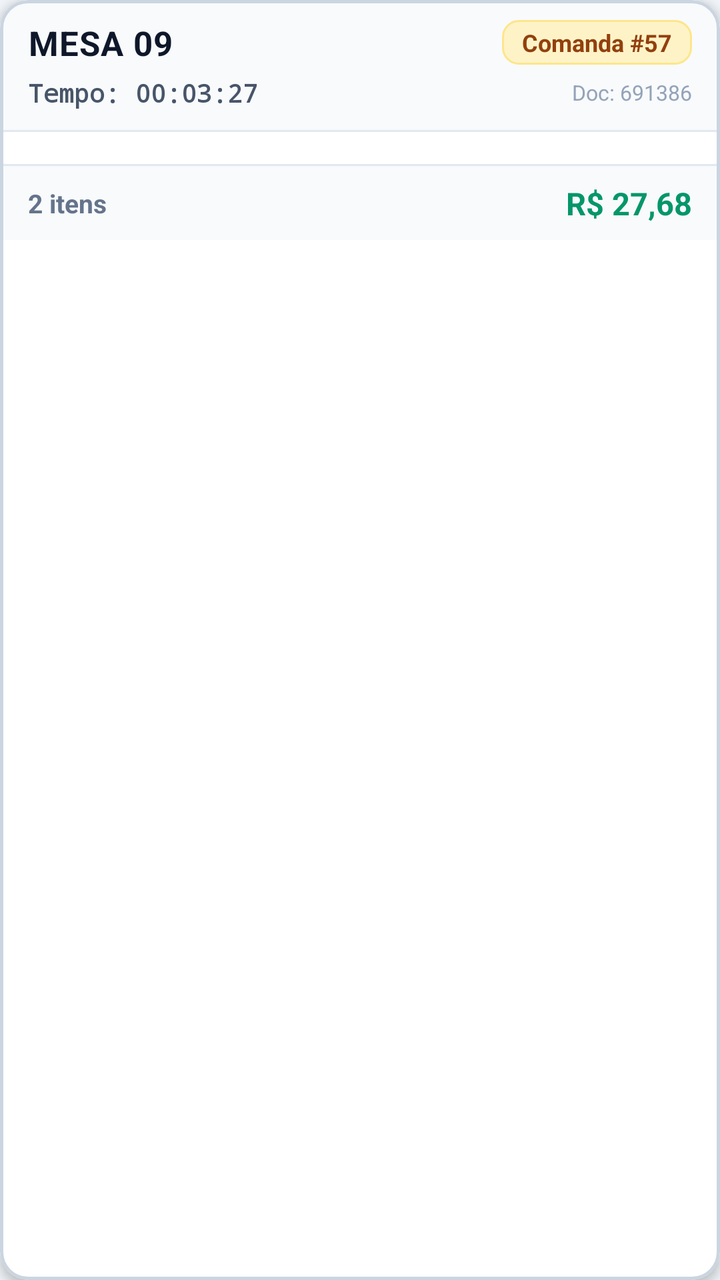
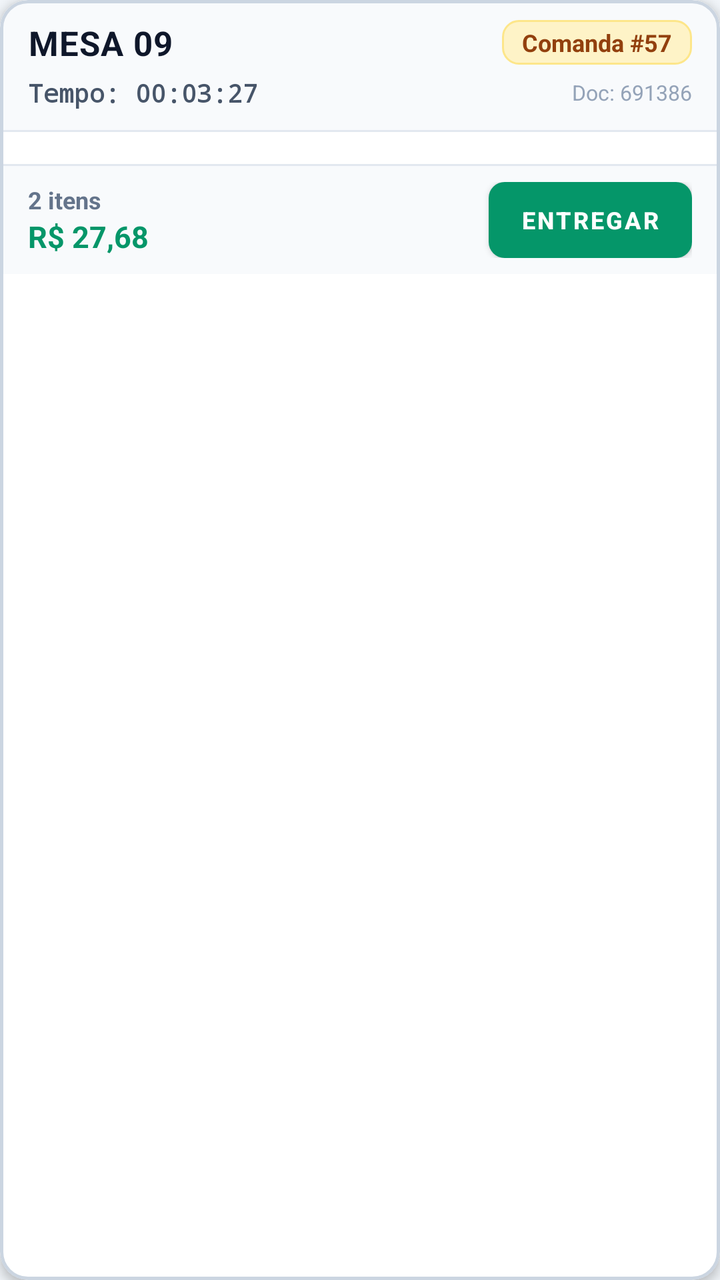

The first picture is an Android layout as it rendered before a commit; the second is the same layout after the commit. The layout source and the unified diff follow.
<!-- AndroidManifest.xml: application theme Theme.AppMesas -->
<!-- res/layout/item_comanda_monitorada.xml -->
<?xml version="1.0" encoding="utf-8"?>
<com.google.android.material.card.MaterialCardView xmlns:android="http://schemas.android.com/apk/res/android"
    xmlns:app="http://schemas.android.com/apk/res-auto"
    android:id="@+id/cardComandaMonitorada"
    android:layout_width="match_parent"
    android:layout_height="wrap_content"
    android:layout_marginStart="8dp"
    android:layout_marginEnd="8dp"
    android:layout_marginTop="6dp"
    android:layout_marginBottom="6dp"
    app:cardCornerRadius="14dp"
    app:cardElevation="3dp"
    app:strokeWidth="1.5dp"
    app:strokeColor="#CBD5E1"
    app:cardBackgroundColor="#FFFFFF">

    <LinearLayout
        android:layout_width="match_parent"
        android:layout_height="wrap_content"
        android:orientation="vertical">

        
        <LinearLayout
            android:layout_width="match_parent"
            android:layout_height="wrap_content"
            android:orientation="vertical"
            android:background="#F8FAFC"
            android:paddingStart="14dp"
            android:paddingEnd="14dp"
            android:paddingTop="10dp"
            android:paddingBottom="10dp">

            
            <LinearLayout
                android:layout_width="match_parent"
                android:layout_height="wrap_content"
                android:orientation="horizontal"
                android:gravity="center_vertical">

                <TextView
                    android:id="@+id/tvCardMesaNumero"
                    android:layout_width="0dp"
                    android:layout_height="wrap_content"
                    android:layout_weight="1"
                    android:text="MESA 09"
                    android:textColor="#0F172A"
                    android:textSize="17sp"
                    android:textStyle="bold"
                    android:letterSpacing="0.02" />

                <TextView
                    android:id="@+id/tvCardComandaBadge"
                    android:layout_width="wrap_content"
                    android:layout_height="wrap_content"
                    android:background="@drawable/bg_pill_comanda"
                    android:paddingStart="10dp"
                    android:paddingEnd="10dp"
                    android:paddingTop="3dp"
                    android:paddingBottom="3dp"
                    android:text="Comanda #57"
                    android:textColor="#92400E"
                    android:textSize="12sp"
                    android:textStyle="bold" />
            </LinearLayout>

            
            <LinearLayout
                android:layout_width="match_parent"
                android:layout_height="wrap_content"
                android:orientation="horizontal"
                android:gravity="center_vertical"
                android:layout_marginTop="5dp">

                <TextView
                    android:id="@+id/tvCardTempo"
                    android:layout_width="wrap_content"
                    android:layout_height="wrap_content"
                    android:text="Tempo: 00:03:27"
                    android:textColor="#475569"
                    android:textSize="12.5sp"
                    android:textStyle="bold"
                    android:fontFamily="monospace" />

                <TextView
                    android:id="@+id/tvCardDocumento"
                    android:layout_width="0dp"
                    android:layout_height="wrap_content"
                    android:layout_weight="1"
                    android:gravity="end"
                    android:text="Doc: 691386"
                    android:textColor="#94A3B8"
                    android:textSize="10.5sp" />
            </LinearLayout>
        </LinearLayout>

        
        <View
            android:layout_width="match_parent"
            android:layout_height="1dp"
            android:background="#E2E8F0" />

        
        <LinearLayout
            android:id="@+id/layoutItensContainer"
            android:layout_width="match_parent"
            android:layout_height="wrap_content"
            android:orientation="vertical"
            android:paddingStart="14dp"
            android:paddingEnd="14dp"
            android:paddingTop="8dp"
            android:paddingBottom="8dp" />

        
        <View
            android:layout_width="match_parent"
            android:layout_height="1dp"
            android:background="#E2E8F0" />

        
        <LinearLayout
            android:layout_width="match_parent"
            android:layout_height="wrap_content"
            android:orientation="horizontal"
            android:gravity="center_vertical"
            android:background="#F8FAFC"
            android:paddingStart="14dp"
            android:paddingEnd="14dp"
            android:paddingTop="8dp"
            android:paddingBottom="8dp">

            <TextView
                android:id="@+id/tvCardQtdeItens"
                android:layout_width="0dp"
                android:layout_height="wrap_content"
                android:layout_weight="1"
                android:text="2 itens"
                android:textColor="#64748B"
                android:textSize="13sp"
                android:textStyle="bold" />

            <TextView
                android:id="@+id/tvCardTotalValor"
                android:layout_width="wrap_content"
                android:layout_height="wrap_content"
                android:text="R$ 27,68"
                android:textColor="#059669"
                android:textSize="15.5sp"
                android:textStyle="bold" />
        </LinearLayout>

    </LinearLayout>
</com.google.android.material.card.MaterialCardView>
<!-- resources referenced by this layout -->
<resources>
  <!-- drawable bg_pill_comanda (drawable) -->
  <?xml version="1.0" encoding="utf-8"?>
  <shape xmlns:android="http://schemas.android.com/apk/res/android"
      android:shape="rectangle">
      <solid android:color="#FEF3C7" />
      <stroke android:width="1dp" android:color="#FDE68A" />
      <corners android:radius="8dp" />
      <padding android:left="8dp" android:right="8dp" android:top="3dp" android:bottom="3dp" />
  </shape>
  <style name="Theme.AppMesas" parent="Theme.MaterialComponents.Light.NoActionBar">
          <item name="colorPrimary">@color/purple_500</item>
          <item name="colorPrimaryVariant">@color/purple_700</item>
          <item name="colorOnPrimary">@color/white</item>
          <item name="colorSecondary">@color/teal_700</item>
          <item name="colorSecondaryVariant">@color/teal_700</item>
          <item name="colorOnSecondary">@color/white</item>
          <item name="android:statusBarColor">@color/bg_header</item>
          <item name="android:navigationBarColor">@color/bg_dark</item>
          <item name="android:windowLightStatusBar">false</item>
          <item name="android:windowBackground">@color/bg_dark</item>
          <item name="android:textSize">15sp</item>
      </style>
  <color name="purple_500">#0F172A</color>
  <color name="purple_700">#09101D</color>
  <color name="white">#FFFFFF</color>
  <color name="teal_700">#0D9488</color>
  <color name="bg_header">#0F172A</color>
  <color name="bg_dark">#F1F5F9</color>
</resources>

<!-- the commit's change to res/layout/item_comanda_monitorada.xml (unified diff, before → after) -->
@@ -128,24 +128,46 @@
             android:paddingTop="8dp"
             android:paddingBottom="8dp">
 
-            <TextView
-                android:id="@+id/tvCardQtdeItens"
+            <LinearLayout
                 android:layout_width="0dp"
                 android:layout_height="wrap_content"
                 android:layout_weight="1"
-                android:text="2 itens"
-                android:textColor="#64748B"
-                android:textSize="13sp"
-                android:textStyle="bold" />
+                android:orientation="vertical">
 
-            <TextView
-                android:id="@+id/tvCardTotalValor"
+                <TextView
+                    android:id="@+id/tvCardQtdeItens"
+                    android:layout_width="wrap_content"
+                    android:layout_height="wrap_content"
+                    android:text="2 itens"
+                    android:textColor="#64748B"
+                    android:textSize="12sp"
+                    android:textStyle="bold" />
+
+                <TextView
+                    android:id="@+id/tvCardTotalValor"
+                    android:layout_width="wrap_content"
+                    android:layout_height="wrap_content"
+                    android:text="R$ 27,68"
+                    android:textColor="#059669"
+                    android:textSize="15sp"
+                    android:textStyle="bold" />
+            </LinearLayout>
+
+            <com.google.android.material.button.MaterialButton
+                android:id="@+id/btnCardEntregue"
                 android:layout_width="wrap_content"
-                android:layout_height="wrap_content"
-                android:text="R$ 27,68"
-                android:textColor="#059669"
-                android:textSize="15.5sp"
-                android:textStyle="bold" />
+                android:layout_height="38dp"
+                android:text="ENTREGAR"
+                android:textColor="#FFFFFF"
+                android:textSize="12sp"
+                android:textStyle="bold"
+                android:paddingStart="14dp"
+                android:paddingEnd="14dp"
+                android:minWidth="95dp"
+                app:backgroundTint="#059669"
+                app:cornerRadius="8dp"
+                android:insetTop="0dp"
+                android:insetBottom="0dp" />
         </LinearLayout>
 
     </LinearLayout>
